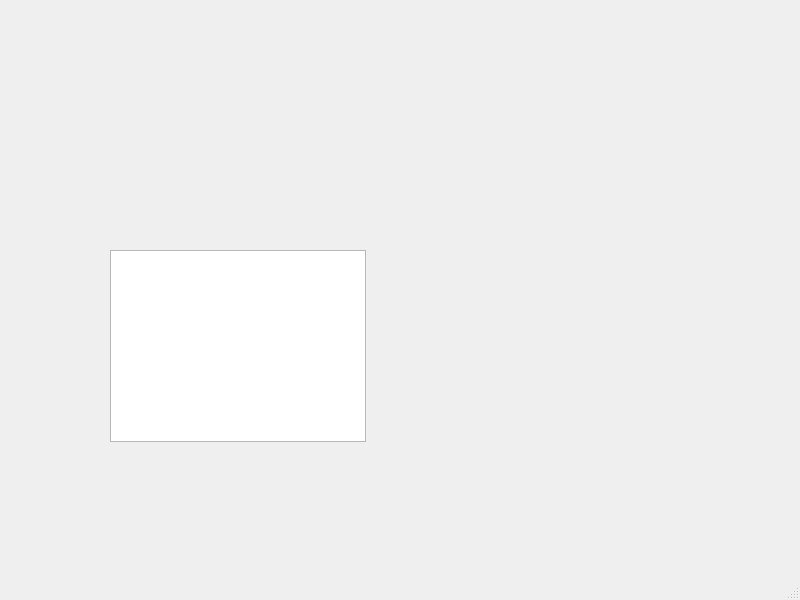
Above: mainwindow.ui from erentoy/Ground-Station-Interface before the change. Below: the same form after it.
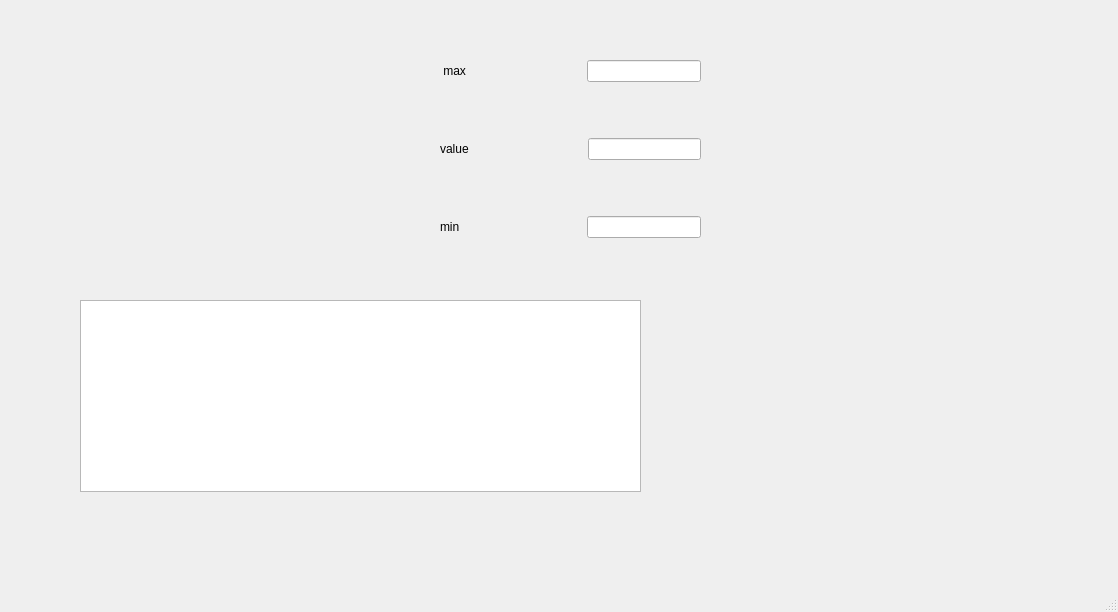
That is the form after the change.

Commit message:
Telemetry Table
live table from cvs

Patch:
```diff
--- a/mainwindow.ui
+++ b/mainwindow.ui
@@ -6,20 +6,124 @@
    <rect>
     <x>0</x>
     <y>0</y>
-    <width>800</width>
-    <height>600</height>
+    <width>1118</width>
+    <height>612</height>
    </rect>
   </property>
   <property name="windowTitle">
    <string>MainWindow</string>
   </property>
   <widget class="QWidget" name="centralwidget">
-   <widget class="QGraphicsView" name="graphicsView">
+   <widget class="QWidget" name="horizontalLayoutWidget">
     <property name="geometry">
      <rect>
-      <x>110</x>
-      <y>250</y>
-      <width>256</width>
+      <x>20</x>
+      <y>10</y>
+      <width>381</width>
+      <height>281</height>
+     </rect>
+    </property>
+    <layout class="QHBoxLayout" name="horizontalLayout_2"/>
+   </widget>
+   <widget class="QWidget" name="layoutWidget">
+    <property name="geometry">
+     <rect>
+      <x>440</x>
+      <y>10</y>
+      <width>261</width>
+      <height>281</height>
+     </rect>
+    </property>
+    <layout class="QVBoxLayout" name="verticalLayout">
+     <item>
+      <layout class="QHBoxLayout" name="horizontalLayout">
+       <item>
+        <widget class="QLabel" name="label">
+         <property name="text">
+          <string> max</string>
+         </property>
+        </widget>
+       </item>
+       <item>
+        <spacer name="horizontalSpacer">
+         <property name="orientation">
+          <enum>Qt::Horizontal</enum>
+         </property>
+         <property name="sizeHint" stdset="0">
+          <size>
+           <width>40</width>
+           <height>20</height>
+          </size>
+         </property>
+        </spacer>
+       </item>
+       <item>
+        <widget class="QLineEdit" name="maxVal"/>
+       </item>
+      </layout>
+     </item>
+     <item>
+      <layout class="QHBoxLayout" name="horizontalLayout_3">
+       <item>
+        <widget class="QLabel" name="label_3">
+         <property name="text">
+          <string>value</string>
+         </property>
+        </widget>
+       </item>
+       <item>
+        <spacer name="horizontalSpacer_2">
+         <property name="orientation">
+          <enum>Qt::Horizontal</enum>
+         </property>
+         <property name="sizeHint" stdset="0">
+          <size>
+           <width>40</width>
+           <height>20</height>
+          </size>
+         </property>
+        </spacer>
+       </item>
+       <item>
+        <widget class="QLineEdit" name="lineEdit"/>
+       </item>
+      </layout>
+     </item>
+     <item>
+      <layout class="QHBoxLayout" name="horizontalLayout_4">
+       <item>
+        <widget class="QLabel" name="label_2">
+         <property name="text">
+          <string>min  </string>
+         </property>
+        </widget>
+       </item>
+       <item>
+        <spacer name="horizontalSpacer_3">
+         <property name="orientation">
+          <enum>Qt::Horizontal</enum>
+         </property>
+         <property name="sizeHint" stdset="0">
+          <size>
+           <width>40</width>
+           <height>20</height>
+          </size>
+         </property>
+        </spacer>
+       </item>
+       <item>
+        <widget class="QLineEdit" name="minVal"/>
+       </item>
+      </layout>
+     </item>
+    </layout>
+   </widget>
+   <widget class="QTableView" name="telemetryTable">
+    <property name="geometry">
+     <rect>
+      <x>80</x>
+      <y>300</y>
+      <width>561</width>
       <height>192</height>
      </rect>
     </property>
```
Left out of the diff: 2 changed lines with no effect on the pictures. The commit also changes 2 other files.
